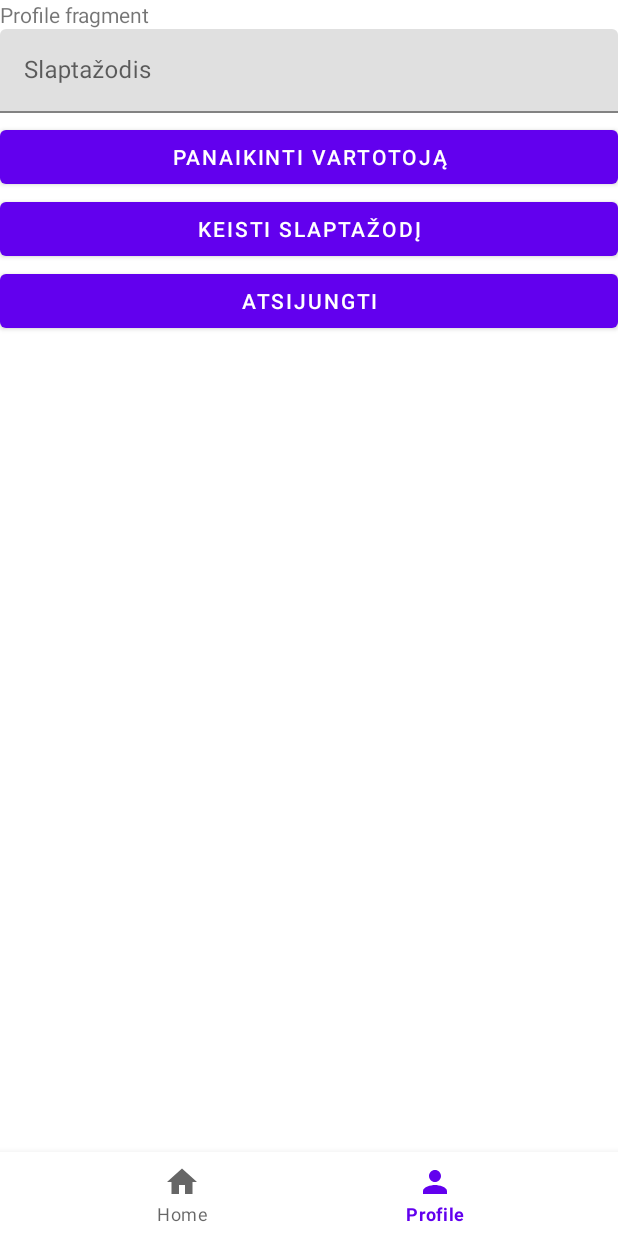
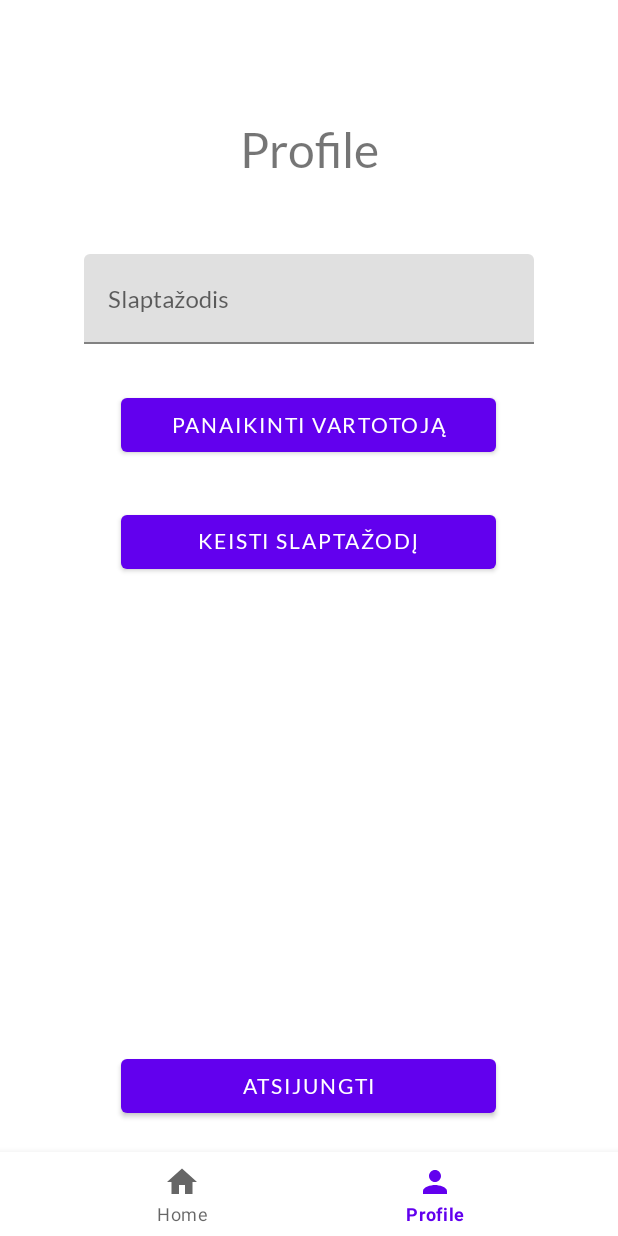
Before and after one commit to daumantasp/grokim_kartu, an Android app: the ProfileFragment screen opened through its navigation route, on a phone screen of 412 x 824 dp. Run offline under Robolectric (Android 15) with nearby library versions, the phone set to English and light mode, and no system bars; our stand-ins replace Dagger/Hilt's generated code, Firebase (no records; nobody signed in at launch, a user with empty details on screens opened directly), data binding, navigation-ui; 3 statements that could not run were skipped.

Commit message:
Improve fragment_profile layout; not finished

```diff
--- a/app/src/main/res/layout/fragment_profile.xml
+++ b/app/src/main/res/layout/fragment_profile.xml
@@ -16,47 +16,69 @@
         tools:context=".ui.main.ProfileFragment">
 
         <TextView
-            android:layout_width="match_parent"
+            android:layout_width="300dp"
             android:layout_height="wrap_content"
+            android:textAlignment="center"
+            android:layout_gravity="center"
+            android:fontFamily="@font/lato"
+            android:textSize="32sp"
+            android:layout_marginTop="80dp"
+            android:layout_marginBottom="50dp"
             android:text="@string/profile_fragment" />
 
         <com.google.android.material.textfield.TextInputLayout
             android:id="@+id/passwordTextInput"
-            android:layout_width="match_parent"
-            android:layout_height="wrap_content"
-            android:layout_marginBottom="5dp">
+            android:layout_width="300dp"
+            android:layout_height="80dp"
+            android:layout_marginBottom="10dp"
+            android:layout_gravity="center">
 
             <com.google.android.material.textfield.TextInputEditText
                 android:id="@+id/passwordTextInputEditText"
                 android:layout_width="match_parent"
-                android:layout_height="match_parent"
+                android:layout_height="60dp"
                 android:text="@={model.profileForm.password}"
                 android:hint="@string/profile_delete_user_password"
                 android:singleLine="true"
                 android:maxLines="1"
-                android:lines="1"/>
+                android:lines="1"
+                android:inputType="textPassword"
+                android:fontFamily="@font/lato"/>
 
         </com.google.android.material.textfield.TextInputLayout>
 
         <Button
             android:id="@+id/deleteUserButton"
-            android:layout_width="match_parent"
+            android:layout_width="250dp"
             android:layout_height="wrap_content"
+            android:layout_marginBottom="30dp"
+            android:fontFamily="@font/lato"
+            android:layout_gravity="center"
             android:text="@string/profile_delete_user_button"
             android:enabled="@{model.profileForm.passwordValid}"
             android:onClick="@{() -> model.profileForm.onClick()}"/>
 
         <Button
             android:id="@+id/changePasswordButton"
-            android:layout_width="match_parent"
+            android:layout_width="250dp"
             android:layout_height="wrap_content"
             android:text="@string/profile_change_password_button"
+            android:fontFamily="@font/lato"
+            android:layout_gravity="center"
             android:onClick="@{() -> model.passwordChangeClicked()}"/>
+
+        <FrameLayout
+            android:layout_width="match_parent"
+            android:layout_height="0dp"
+            android:layout_weight="1" />
 
         <Button
             android:id="@+id/logoutButton"
-            android:layout_width="match_parent"
+            android:layout_width="250dp"
             android:layout_height="wrap_content"
+            android:layout_marginBottom="20dp"
+            android:fontFamily="@font/lato"
+            android:layout_gravity="center"
             android:text="@string/profile_logout"
             android:onClick="@{() -> model.logoutClicked()}"/>
 
--- a/app/src/main/res/values/strings.xml
+++ b/app/src/main/res/values/strings.xml
@@ -1,7 +1,7 @@
 <resources>
     <string name="app_name">Grokim Kartu</string>
     <!-- TODO: Remove or change this placeholder text -->
-    <string name="profile_fragment">Profile fragment</string>
+    <string name="profile_fragment">Profile</string>
     <string name="login_welcome">Grokim Kartu</string>
     <string name="login_email">El. paštas</string>
     <string name="login_password">Slaptažodis</string>
```
